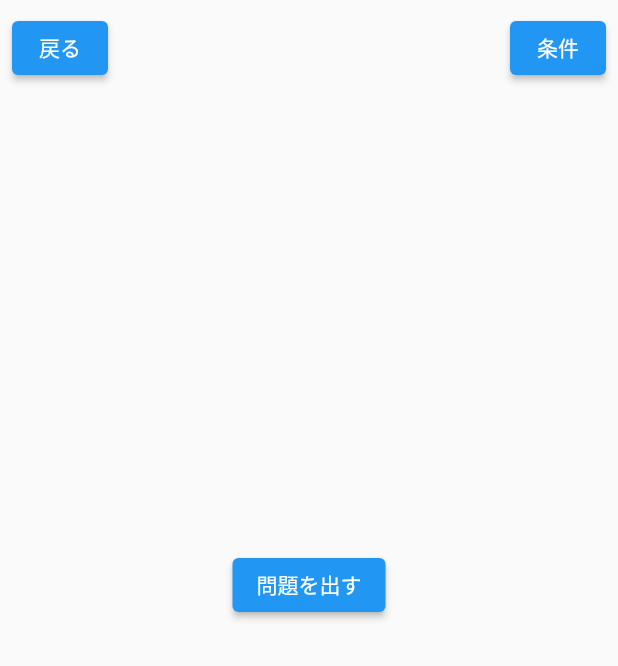
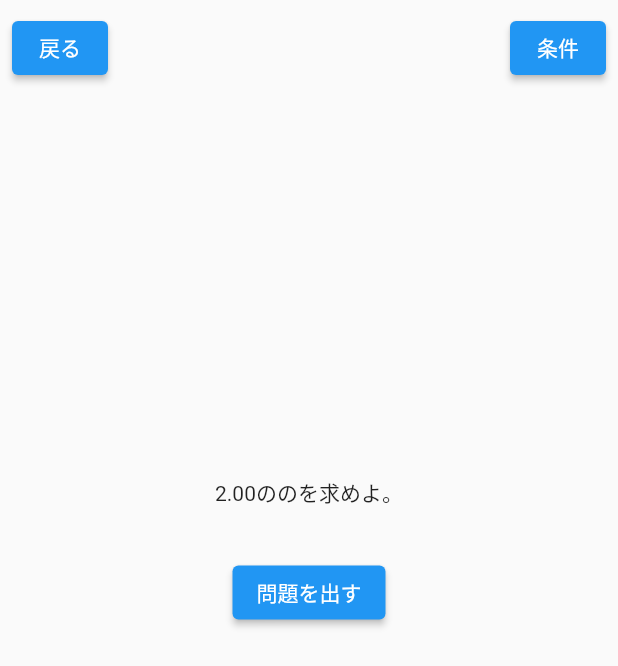
Before and after one commit to RyoSakon001/degree-quiz, a Flutter app: the DataView screen opened directly, after a tap on "問題を出す", on a phone screen of 412 x 824 dp. Shown: the top 666 px of the screen. Run offline on Flutter 3.47's test engine with Material 2 defaults, Android fonts, the phone set to English and light mode, and no system bars; our stand-ins replace cloud_firestore, firebase_core, flutter_bloc, shared_preferences; missing offline and left inert: flutter_overboard; accounts and stored records are empty.

Commit message:
Sentence→Questionにし、answerをフィールドとして設置

```diff
--- /dev/null
+++ b/lib/bloc/question/question_bloc.dart
@@ -0,0 +1,47 @@
+import 'package:degree_quiz/bloc/question/question_event.dart';
+import 'package:degree_quiz/firestore_provider.dart';
+import 'package:degree_quiz/model/Degree.dart';
+import 'package:degree_quiz/model/Substance.dart';
+import 'package:degree_quiz/model/question.dart';
+import 'package:flutter_bloc/flutter_bloc.dart';
+
+class QuestionBloc extends Bloc<QuestionEvent, Question> {
+  QuestionBloc()
+      : super(Question(
+            substance: Substance(
+              id: 0,
+              formula: '',
+              amount: 1,
+              commonName: '',
+            ),
+            givenRate: 1,
+            degree: Degree(
+              type: 0,
+              name: '',
+              degree: '',
+              baseValue: 1,
+            ),
+            answer: 1)) {
+    on<QuestionIncrementPressed>((_, emit) async {
+      final substanceData = await FirestoreProvider().getRandomSubstance();
+      final degreeData = await FirestoreProvider().getRandomDegree();
+
+      emit(Question(
+        givenRate: 1,
+        substance: Substance(
+          id: substanceData['id'],
+          formula: substanceData['formula'],
+          amount: substanceData['amount'],
+          commonName: substanceData['commonName'],
+        ),
+        degree: Degree(
+          type: degreeData['type'],
+          name: degreeData['name'],
+          degree: degreeData['degree'],
+          baseValue: degreeData['baseValue'],
+        ),
+        answer: 1,
+      ));
+    });
+  }
+}
--- /dev/null
+++ b/lib/bloc/question/question_event.dart
@@ -0,0 +1,3 @@
+abstract class QuestionEvent {}
+
+class QuestionIncrementPressed extends QuestionEvent {}
--- a/lib/bloc/sentence/sentence_bloc.dart
+++ /dev/null
@@ -1,30 +0,0 @@
-import 'package:degree_quiz/bloc/sentence/sentence_event.dart';
-import 'package:degree_quiz/firestore_provider.dart';
-import 'package:degree_quiz/model/Degree.dart';
-import 'package:degree_quiz/model/Substance.dart';
-import 'package:flutter_bloc/flutter_bloc.dart';
-
-class SentenceBloc extends Bloc<SentenceEvent, String> {
-  SentenceBloc() : super('') {
-    on<SentenceIncrementPressed>((_, emit) async {
-      final substanceData = await FirestoreProvider().getRandomSubstance();
-      final degreeData = await FirestoreProvider().getRandomDegree();
-
-      final substance = Substance(
-        id: substanceData['id'],
-        formula: substanceData['formula'],
-        amount: substanceData['amount'],
-        commonName: substanceData['commonName'],
-      );
-      final degree = Degree(
-        type: degreeData['type'],
-        name: degreeData['name'],
-        degree: degreeData['degree'],
-        baseValue: degreeData['baseValue'],
-      );
-      final sentence =
-          '${(degree.baseValue * 2).toStringAsFixed(2) + degree.degree}の${substance.commonName + substance.formula}の${degree.name}を求めよ。';
-      emit(sentence);
-    });
-  }
-}
--- a/lib/bloc/sentence/sentence_event.dart
+++ /dev/null
@@ -1,3 +0,0 @@
-abstract class SentenceEvent {}
-
-class SentenceIncrementPressed extends SentenceEvent {}
--- a/lib/game_page.dart
+++ b/lib/game_page.dart
@@ -1,10 +1,9 @@
 import 'package:degree_quiz/bloc/degree/degree_bloc.dart';
-import 'package:degree_quiz/bloc/degree/degree_event.dart';
-import 'package:degree_quiz/bloc/sentence/sentence_bloc.dart';
-import 'package:degree_quiz/bloc/sentence/sentence_event.dart';
+import 'package:degree_quiz/bloc/question/question_bloc.dart';
+import 'package:degree_quiz/bloc/question/question_event.dart';
 import 'package:degree_quiz/bloc/substance/substance_bloc.dart';
-import 'package:degree_quiz/bloc/substance/substance_event.dart';
 import 'package:degree_quiz/model/degree.dart';
+import 'package:degree_quiz/model/question.dart';
 import 'package:degree_quiz/model/substance.dart';
 import 'package:flutter/material.dart';
 import 'package:flutter_bloc/flutter_bloc.dart';
@@ -18,7 +17,7 @@ class GamePage extends StatelessWidget {
       providers: [
         BlocProvider(create: (_) => SubstanceBloc()),
         BlocProvider(create: (_) => DegreeBloc()),
-        BlocProvider(create: (_) => SentenceBloc()),
+        BlocProvider(create: (_) => QuestionBloc()),
       ],
       child: const DataView(),
     );
@@ -60,8 +59,8 @@ class DataView extends StatelessWidget {
                   builder: (context, degree) => Text(degree.name,
                       style: Theme.of(context).textTheme.headline1),
                 ),
-                BlocBuilder<SentenceBloc, String>(
-                  builder: (context, sentence) => Text(sentence),
+                BlocBuilder<QuestionBloc, Question>(
+                  builder: (context, question) => Text(question.sentence),
                 ),
                 SizedBox(height: 32),
                 ElevatedButton(
@@ -71,8 +70,8 @@ class DataView extends StatelessWidget {
                     //     .add(SubstanceIncrementPressed());
                     // context.read<DegreeBloc>().add(DegreeIncrementPressed());
                     context
-                        .read<SentenceBloc>()
-                        .add(SentenceIncrementPressed());
+                        .read<QuestionBloc>()
+                        .add(QuestionIncrementPressed());
                   },
                   child: Text('問題を出す'),
                 ),
--- /dev/null
+++ b/lib/model/question.dart
@@ -0,0 +1,20 @@
+import 'package:degree_quiz/model/Degree.dart';
+import 'package:degree_quiz/model/Substance.dart';
+
+class Question {
+  Question({
+    required this.givenRate,
+    required this.substance,
+    required this.degree,
+    required this.answer,
+  });
+  final int givenRate;
+  final Substance substance;
+  final Degree degree;
+  final num answer;
+}
+
+extension QuestionExtention on Question {
+  String get sentence =>
+      '${(degree.baseValue * 2).toStringAsFixed(2) + degree.degree}の${substance.commonName + substance.formula}の${degree.name}を求めよ。';
+}
```
